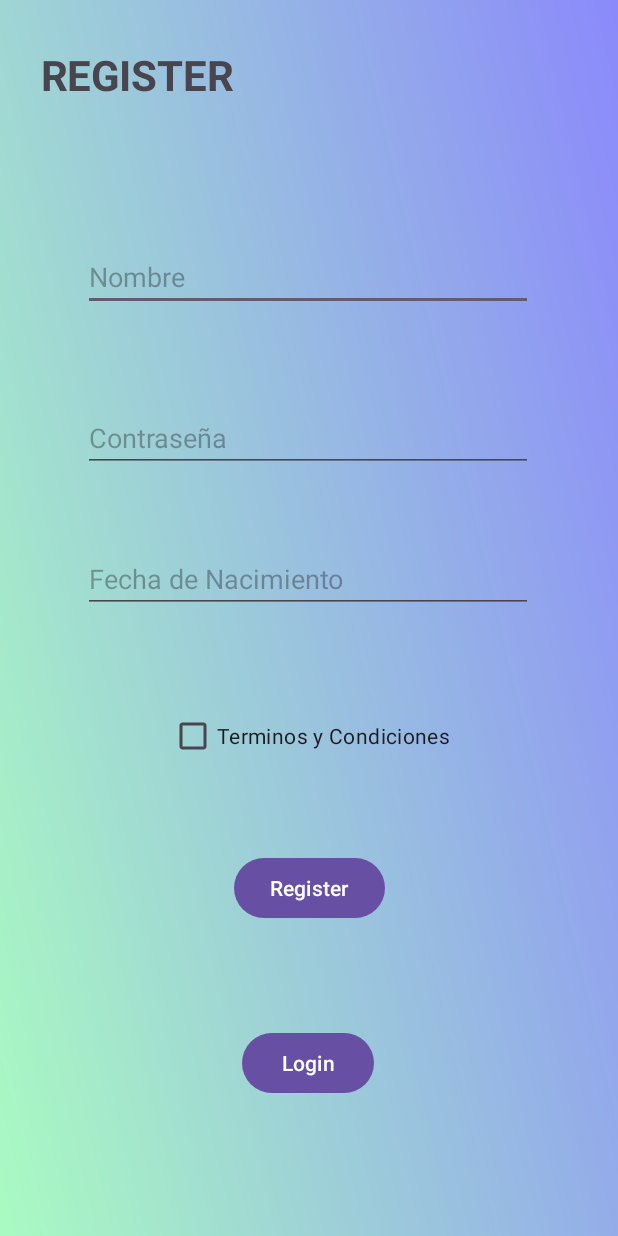
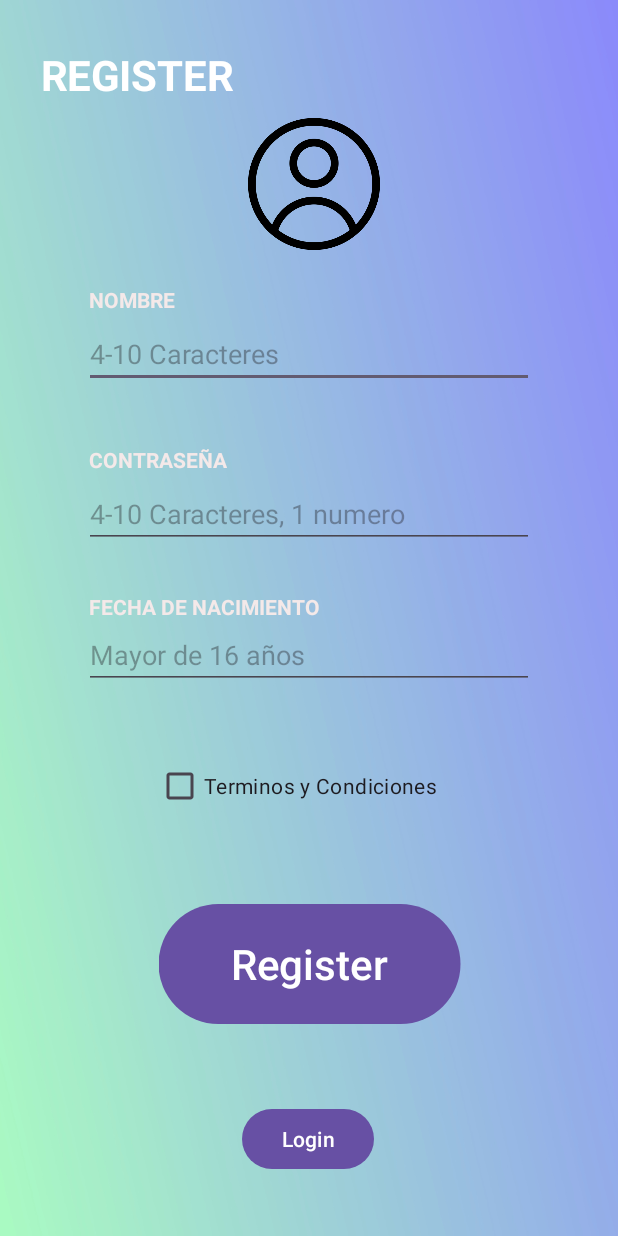
Before and after one commit to SergioLilo/practicaPigV2, an Android app: the screen it shows after launch (RegistroLogin), on a phone screen of 412 x 824 dp. Run offline under Robolectric (Android 15) with nearby library versions, the phone set to English and light mode, and no system bars; our stand-ins replace Room's generated code.

Commit message:
Interfaz Register

```diff
--- a/app/src/main/java/com/example/practicapigv2/Registro_HUB/RegistroLogin.kt
+++ b/app/src/main/java/com/example/practicapigv2/Registro_HUB/RegistroLogin.kt
@@ -111,7 +111,7 @@ class RegistroLogin : AppCompatActivity() {
                     val comprobacionNombre = userDao.comprobarPorNombre(usuario.nombre)
                     if (comprobacionNombre == null) {
                         userDao.insertarUsuario(usuario)
-                        val intent = Intent(this@RegistroLogin, MainActivity::class.java)
+                        val intent = Intent(this@RegistroLogin, Login::class.java)
                         startActivity(intent)
                     }else{
                         usuarioExistente=true
--- a/app/src/main/res/layout/activity_registro_login.xml
+++ b/app/src/main/res/layout/activity_registro_login.xml
@@ -6,7 +6,9 @@
     android:layout_width="match_parent"
     android:layout_height="match_parent"
     tools:context=".Registro_HUB.RegistroLogin"
-    android:background="@drawable/fondo">>
+    android:background="@drawable/fondo"><![CDATA[>
+
+    ]]>
 
     <TextView
         android:id="@+id/userExistenteID"
@@ -18,7 +20,7 @@
         app:layout_constraintHorizontal_bias="0.498"
         app:layout_constraintStart_toStartOf="parent"
         app:layout_constraintTop_toTopOf="parent"
-        app:layout_constraintVertical_bias="0.785" />
+        app:layout_constraintVertical_bias="0.866" />
 
     <TextView
         android:id="@+id/contrasenyaIncorrectoID"
@@ -27,10 +29,10 @@
         android:textColor="@android:color/holo_red_light"
         app:layout_constraintBottom_toBottomOf="parent"
         app:layout_constraintEnd_toEndOf="parent"
-        app:layout_constraintHorizontal_bias="0.498"
+        app:layout_constraintHorizontal_bias="0.17"
         app:layout_constraintStart_toStartOf="parent"
         app:layout_constraintTop_toTopOf="parent"
-        app:layout_constraintVertical_bias="0.408" />
+        app:layout_constraintVertical_bias="0.459" />
 
     <TextView
         android:id="@+id/fechaIncorrectaID"
@@ -39,66 +41,63 @@
         android:textColor="@android:color/holo_red_light"
         app:layout_constraintBottom_toBottomOf="parent"
         app:layout_constraintEnd_toEndOf="parent"
-        app:layout_constraintHorizontal_bias="0.498"
+        app:layout_constraintHorizontal_bias="0.17"
         app:layout_constraintStart_toStartOf="parent"
         app:layout_constraintTop_toTopOf="parent"
-        app:layout_constraintVertical_bias="0.533" />
-
-    <EditText
-        android:id="@+id/nombreID"
-        android:layout_width="wrap_content"
-        android:layout_height="wrap_content"
-        android:ems="10"
-        android:hint="Nombre"
-        android:inputType="text"
-        android:lineSpacingMultiplier="1.4"
-        app:layout_constraintBottom_toBottomOf="parent"
-        app:layout_constraintEnd_toEndOf="parent"
-        app:layout_constraintHorizontal_bias="0.497"
-        app:layout_constraintStart_toStartOf="parent"
-        app:layout_constraintTop_toTopOf="parent"
-        app:layout_constraintVertical_bias="0.208" />
-
-    <EditText
-        android:id="@+id/contrasenyaID"
-        android:layout_width="wrap_content"
-        android:layout_height="wrap_content"
-        android:ems="10"
-        android:hint="Contraseña"
-        android:inputType="textPassword"
-        android:lineSpacingMultiplier="1.4"
-        app:layout_constraintBottom_toBottomOf="parent"
-        app:layout_constraintEnd_toEndOf="parent"
-        app:layout_constraintHorizontal_bias="0.497"
-        app:layout_constraintStart_toStartOf="parent"
-        app:layout_constraintTop_toTopOf="parent"
-        app:layout_constraintVertical_bias="0.346" />
-
-    <EditText
-        android:id="@+id/datePickerID"
-        android:layout_width="wrap_content"
-        android:layout_height="wrap_content"
-        android:ems="10"
-        android:hint="Fecha de Nacimiento"
-        android:inputType="text"
-        android:lineSpacingMultiplier="1.4"
-        app:layout_constraintBottom_toBottomOf="parent"
-        app:layout_constraintEnd_toEndOf="parent"
-        app:layout_constraintHorizontal_bias="0.497"
-        app:layout_constraintStart_toStartOf="parent"
-        app:layout_constraintTop_toTopOf="parent"
-        app:layout_constraintVertical_bias="0.467" />
+        app:layout_constraintVertical_bias="0.591" />
 
     <Button
         android:id="@+id/registerID"
         android:layout_width="wrap_content"
         android:layout_height="wrap_content"
+        android:scaleX="2"
+        android:scaleY="2"
         android:text="Register"
         app:layout_constraintBottom_toBottomOf="parent"
         app:layout_constraintEnd_toEndOf="parent"
         app:layout_constraintStart_toStartOf="parent"
         app:layout_constraintTop_toTopOf="parent"
-        app:layout_constraintVertical_bias="0.732" />
+        app:layout_constraintVertical_bias="0.797" />
+
+    <TextView
+        android:id="@+id/textView6"
+        android:layout_width="wrap_content"
+        android:layout_height="wrap_content"
+        android:layout_marginBottom="4dp"
+        android:text="CONTRASEÑA"
+        android:textColor="#F4E9E9"
+        android:textStyle="bold"
+        app:layout_constraintBottom_toTopOf="@+id/contrasenyaID"
+        app:layout_constraintEnd_toEndOf="parent"
+        app:layout_constraintHorizontal_bias="0.185"
+        app:layout_constraintStart_toStartOf="parent" />
+
+    <TextView
+        android:id="@+id/textView5"
+        android:layout_width="wrap_content"
+        android:layout_height="wrap_content"
+        android:layout_marginBottom="4dp"
+        android:text="NOMBRE"
+        android:textColor="#F4E9E9"
+        android:textStyle="bold"
+        app:layout_constraintBottom_toTopOf="@+id/nombreID"
+        app:layout_constraintEnd_toEndOf="parent"
+        app:layout_constraintHorizontal_bias="0.167"
+        app:layout_constraintStart_toStartOf="parent" />
+
+    <ImageView
+        android:id="@+id/imageView"
+        android:layout_width="108dp"
+        android:layout_height="88dp"
+        android:scaleX="1"
+        android:scaleY="1"
+        app:layout_constraintBottom_toBottomOf="parent"
+        app:layout_constraintEnd_toEndOf="parent"
+        app:layout_constraintHorizontal_bias="0.511"
+        app:layout_constraintStart_toStartOf="parent"
+        app:layout_constraintTop_toTopOf="parent"
+        app:layout_constraintVertical_bias="0.107"
+        app:srcCompat="@drawable/usuario" />
 
     <Button
         android:id="@+id/loginId"
@@ -110,7 +109,73 @@
         app:layout_constraintHorizontal_bias="0.498"
         app:layout_constraintStart_toStartOf="parent"
         app:layout_constraintTop_toTopOf="parent"
-        app:layout_constraintVertical_bias="0.882" />
+        app:layout_constraintVertical_bias="0.948" />
+
+    <EditText
+        android:id="@+id/nombreID"
+        android:layout_width="wrap_content"
+        android:layout_height="wrap_content"
+        android:ems="10"
+        android:hint="4-10 Caracteres"
+        android:inputType="text"
+        android:lineSpacingMultiplier="1.4"
+        app:layout_constraintBottom_toBottomOf="parent"
+        app:layout_constraintEnd_toEndOf="parent"
+        app:layout_constraintStart_toStartOf="parent"
+        app:layout_constraintTop_toTopOf="parent"
+        app:layout_constraintVertical_bias="0.274" />
+
+    <CheckBox
+        android:id="@+id/terms"
+        android:layout_width="wrap_content"
+        android:layout_height="wrap_content"
+        android:text="Terminos y Condiciones"
+        app:layout_constraintBottom_toBottomOf="parent"
+        app:layout_constraintEnd_toEndOf="parent"
+        app:layout_constraintHorizontal_bias="0.464"
+        app:layout_constraintStart_toStartOf="parent"
+        app:layout_constraintTop_toTopOf="parent"
+        app:layout_constraintVertical_bias="0.644" />
+
+    <TextView
+        android:id="@+id/textView7"
+        android:layout_width="wrap_content"
+        android:layout_height="wrap_content"
+        android:text="FECHA DE NACIMIENTO"
+        android:textColor="#F4E9E9"
+        android:textStyle="bold"
+        app:layout_constraintBottom_toTopOf="@+id/datePickerID"
+        app:layout_constraintEnd_toEndOf="parent"
+        app:layout_constraintHorizontal_bias="0.229"
+        app:layout_constraintStart_toStartOf="parent" />
+
+    <EditText
+        android:id="@+id/datePickerID"
+        android:layout_width="wrap_content"
+        android:layout_height="wrap_content"
+        android:ems="10"
+        android:hint="Mayor de 16 años"
+        android:inputType="text"
+        android:lineSpacingMultiplier="1.4"
+        app:layout_constraintBottom_toBottomOf="parent"
+        app:layout_constraintEnd_toEndOf="parent"
+        app:layout_constraintStart_toStartOf="parent"
+        app:layout_constraintTop_toTopOf="parent"
+        app:layout_constraintVertical_bias="0.532" />
+
+    <EditText
+        android:id="@+id/contrasenyaID"
+        android:layout_width="wrap_content"
+        android:layout_height="wrap_content"
+        android:ems="10"
+        android:hint="4-10 Caracteres, 1 numero"
+        android:inputType="textPassword"
+        android:lineSpacingMultiplier="1.4"
+        app:layout_constraintBottom_toBottomOf="parent"
+        app:layout_constraintEnd_toEndOf="parent"
+        app:layout_constraintStart_toStartOf="parent"
+        app:layout_constraintTop_toTopOf="parent"
+        app:layout_constraintVertical_bias="0.411" />
 
     <TextView
         android:id="@+id/nombreIncorrectoID"
@@ -119,10 +184,10 @@
         android:textColor="@android:color/holo_red_light"
         app:layout_constraintBottom_toBottomOf="parent"
         app:layout_constraintEnd_toEndOf="parent"
-        app:layout_constraintHorizontal_bias="0.498"
+        app:layout_constraintHorizontal_bias="0.253"
         app:layout_constraintStart_toStartOf="parent"
         app:layout_constraintTop_toTopOf="parent"
-        app:layout_constraintVertical_bias="0.28" />
+        app:layout_constraintVertical_bias="0.327" />
 
     <TextView
         android:id="@+id/terminosID"
@@ -134,18 +199,7 @@
         app:layout_constraintHorizontal_bias="0.498"
         app:layout_constraintStart_toStartOf="parent"
         app:layout_constraintTop_toTopOf="parent"
-        app:layout_constraintVertical_bias="0.658" />
-
-    <CheckBox
-        android:id="@+id/terms"
-        android:layout_width="wrap_content"
-        android:layout_height="wrap_content"
-        android:text="Terminos y Condiciones"
-        app:layout_constraintBottom_toBottomOf="parent"
-        app:layout_constraintEnd_toEndOf="parent"
-        app:layout_constraintStart_toStartOf="parent"
-        app:layout_constraintTop_toTopOf="parent"
-        app:layout_constraintVertical_bias="0.601" />
+        app:layout_constraintVertical_bias="0.699" />
 
     <TextView
         android:id="@+id/textView3"
@@ -154,6 +208,7 @@
         android:scaleX="2"
         android:scaleY="2"
         android:text="REGISTER"
+        android:textColor="@color/white"
         android:textStyle="bold"
         app:layout_constraintBottom_toBottomOf="parent"
         app:layout_constraintEnd_toEndOf="parent"
```
Also changed, not shown: app/src/main/res/drawable/usuario.png (added).
